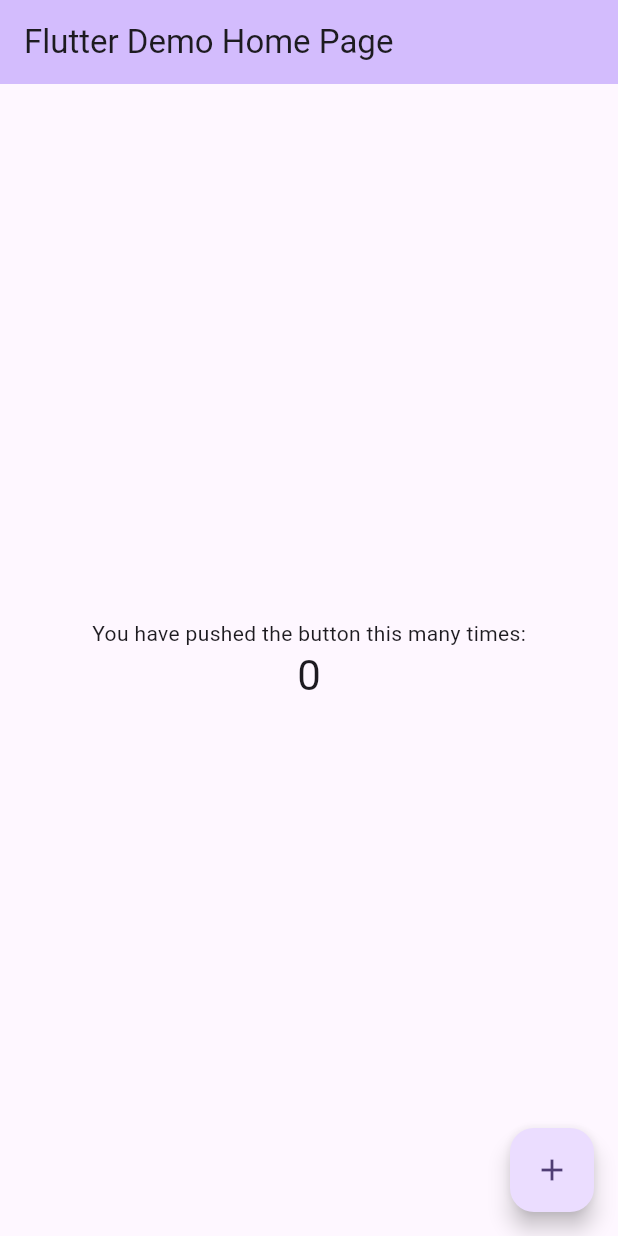
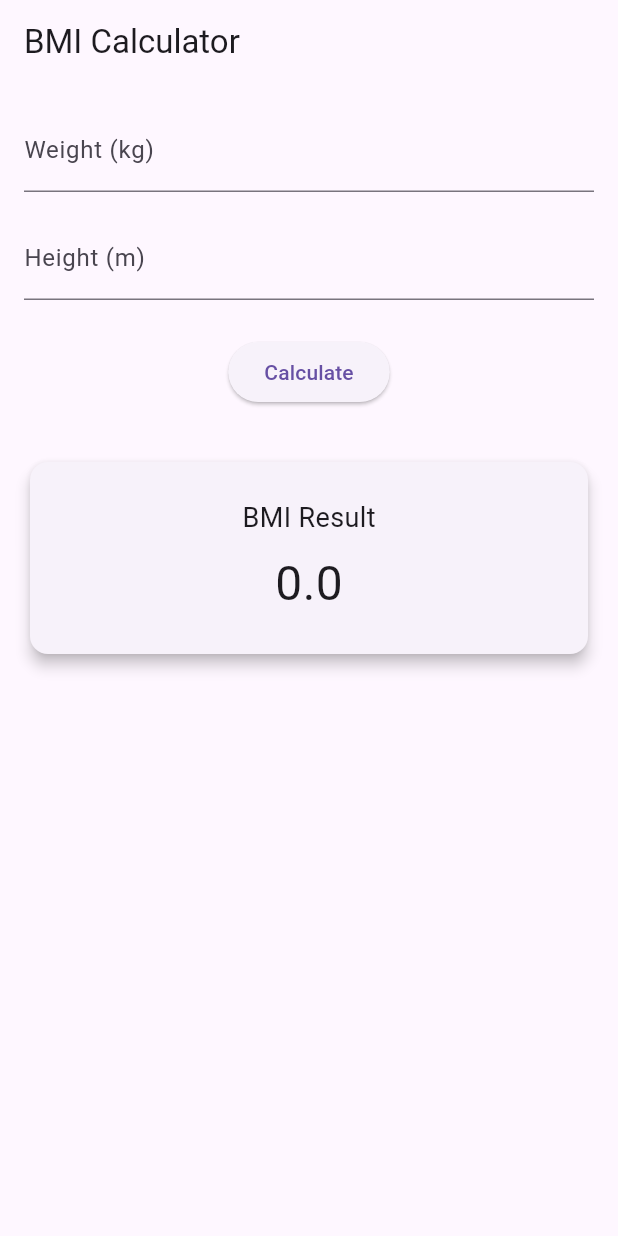
Before and after one commit to nwezehdaniel-collab/CSC-410-project-, a Flutter app: the screen it shows after launch, on a phone screen of 412 x 824 dp. Run offline on Flutter 3.47's test engine with Material 3 defaults, Android fonts, the phone set to English and light mode, and no system bars.

Commit message:
Completed BMI calculator milestones

```diff
--- a/lib/main.dart
+++ b/lib/main.dart
@@ -1,121 +1,128 @@
 import 'package:flutter/material.dart';
 
 void main() {
-  runApp(const MyApp());
+  runApp(const BmiApp());
 }
 
-class MyApp extends StatelessWidget {
-  const MyApp({super.key});
+class BmiApp extends StatelessWidget {
+  const BmiApp({super.key});
 
-  // This widget is the root of your application.
   @override
   Widget build(BuildContext context) {
     return MaterialApp(
-      title: 'Flutter Demo',
+      title: 'BMI Calculator',
       theme: ThemeData(
-        // This is the theme of your application.
-        //
-        // TRY THIS: Try running your application with "flutter run". You'll see
-        // the application has a purple toolbar. Then, without quitting the app,
-        // try changing the seedColor in the colorScheme below to Colors.green
-        // and then invoke "hot reload" (save your changes or press the "hot
-        // reload" button in a Flutter-supported IDE, or press "r" if you used
-        // the command line to start the app).
-        //
-        // Notice that the counter didn't reset back to zero; the application
-        // state is not lost during the reload. To reset the state, use hot
-        // restart instead.
-        //
-        // This works for code too, not just values: Most code changes can be
-        // tested with just a hot reload.
-        colorScheme: .fromSeed(seedColor: Colors.deepPurple),
+        primarySwatch: Colors.blue,
       ),
-      home: const MyHomePage(title: 'Flutter Demo Home Page'),
+      home: const BmiCalculatorScreen(),
     );
   }
 }
 
-class MyHomePage extends StatefulWidget {
-  const MyHomePage({super.key, required this.title});
-
-  // This widget is the home page of your application. It is stateful, meaning
-  // that it has a State object (defined below) that contains fields that affect
-  // how it looks.
-
-  // This class is the configuration for the state. It holds the values (in this
-  // case the title) provided by the parent (in this case the App widget) and
-  // used by the build method of the State. Fields in a Widget subclass are
-  // always marked "final".
-
-  final String title;
+class BmiCalculatorScreen extends StatefulWidget {
+  const BmiCalculatorScreen({super.key});
 
   @override
-  State<MyHomePage> createState() => _MyHomePageState();
+  State<BmiCalculatorScreen> createState() => _BmiCalculatorScreenState();
 }
 
-class _MyHomePageState extends State<MyHomePage> {
-  int _counter = 0;
+class _BmiCalculatorScreenState extends State<BmiCalculatorScreen> {
+  final TextEditingController weightController = TextEditingController();
+  final TextEditingController heightController = TextEditingController();
+  double bmiResult = 0.0;
+  String healthStatus = '';
 
-  void _incrementCounter() {
+  void calculateBmi() {
+    final double weight = double.tryParse(weightController.text) ?? 0.0;
+    final double height = double.tryParse(heightController.text) ?? 0.0;
+
     setState(() {
-      // This call to setState tells the Flutter framework that something has
-      // changed in this State, which causes it to rerun the build method below
-      // so that the display can reflect the updated values. If we changed
-      // _counter without calling setState(), then the build method would not be
-      // called again, and so nothing would appear to happen.
-      _counter++;
+      if (height > 0 && weight > 0) {
+        bmiResult = weight / (height * height);
+
+        if (bmiResult < 18.5) {
+          healthStatus = 'Underweight';
+        } else if (bmiResult <= 24.9) {
+          healthStatus = 'Normal';
+        } else {
+          healthStatus = 'Overweight';
+        }
+      } else {
+        bmiResult = 0.0;
+        healthStatus = '';
+      }
     });
   }
 
   @override
+  void dispose() {
+    weightController.dispose();
+    heightController.dispose();
+    super.dispose();
+  }
+
+  @override
   Widget build(BuildContext context) {
-    // This method is rerun every time setState is called, for instance as done
-    // by the _incrementCounter method above.
-    //
-    // The Flutter framework has been optimized to make rerunning build methods
-    // fast, so that you can just rebuild anything that needs updating rather
-    // than having to individually change instances of widgets.
     return Scaffold(
       appBar: AppBar(
-        // TRY THIS: Try changing the color here to a specific color (to
-        // Colors.amber, perhaps?) and trigger a hot reload to see the AppBar
-        // change color while the other colors stay the same.
-        backgroundColor: Theme.of(context).colorScheme.inversePrimary,
-        // Here we take the value from the MyHomePage object that was created by
-        // the App.build method, and use it to set our appbar title.
-        title: Text(widget.title),
+        title: const Text('BMI Calculator'),
       ),
-      body: Center(
-        // Center is a layout widget. It takes a single child and positions it
-        // in the middle of the parent.
+      body: SingleChildScrollView(
+        child: Padding(
+          padding: const EdgeInsets.all(16.0),
           child: Column(
-          // Column is also a layout widget. It takes a list of children and
-          // arranges them vertically. By default, it sizes itself to fit its
-          // children horizontally, and tries to be as tall as its parent.
-          //
-          // Column has various properties to control how it sizes itself and
-          // how it positions its children. Here we use mainAxisAlignment to
-          // center the children vertically; the main axis here is the vertical
-          // axis because Columns are vertical (the cross axis would be
-          // horizontal).
-          //
-          // TRY THIS: Invoke "debug painting" (choose the "Toggle Debug Paint"
-          // action in the IDE, or press "p" in the console), to see the
-          // wireframe for each widget.
-          mainAxisAlignment: .center,
             children: [
-            const Text('You have pushed the button this many times:'),
+              TextField(
+                controller: weightController,
+                keyboardType: TextInputType.number,
+                decoration: const InputDecoration(
+                  labelText: 'Weight (kg)',
+                ),
+              ),
+              const SizedBox(height: 16),
+              TextField(
+                controller: heightController,
+                keyboardType: TextInputType.number,
+                decoration: const InputDecoration(
+                  labelText: 'Height (m)',
+                ),
+              ),
+              const SizedBox(height: 24),
+              ElevatedButton(
+                onPressed: calculateBmi,
+                child: const Text('Calculate'),
+              ),
+              const SizedBox(height: 32),
+              Card(
+                elevation: 4,
+                child: Container(
+                  width: double.infinity,
+                  padding: const EdgeInsets.all(24.0),
+                  child: Column(
+                    children: [
+                      const Text(
+                        'BMI Result',
+                        style: TextStyle(fontSize: 18),
+                      ),
+                      const SizedBox(height: 8),
                       Text(
-              '$_counter',
-              style: Theme.of(context).textTheme.headlineMedium,
+                        bmiResult.toStringAsFixed(1),
+                        style: const TextStyle(fontSize: 32),
+                      ),
+                      if (healthStatus.isNotEmpty) ...[
+                        const SizedBox(height: 8),
+                        Text(
+                          healthStatus,
+                          style: const TextStyle(fontSize: 20),
+                        ),
+                      ],
+                    ],
+                  ),
+                ),
               ),
             ],
           ),
         ),
-      floatingActionButton: FloatingActionButton(
-        onPressed: _incrementCounter,
-        tooltip: 'Increment',
-        child: const Icon(Icons.add),
       ),
     );
   }
```
Lines whose indentation alone changed are shown as unchanged.
